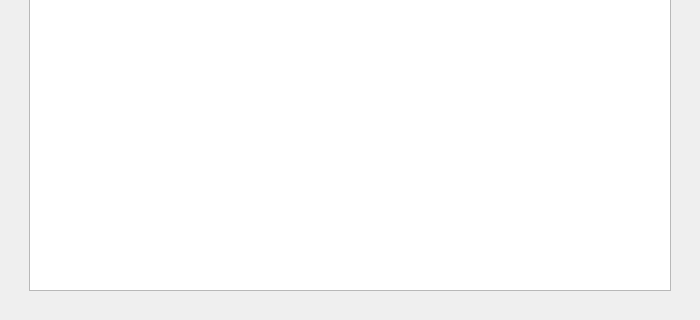
This is gui/genesis_page.ui in mariolewis/asdf_factory as Qt 5 draws it before an edit; both pictures show x 0 to 700 and y 180 to 500 of the 700 by 500 pixel window. The edited form follows.
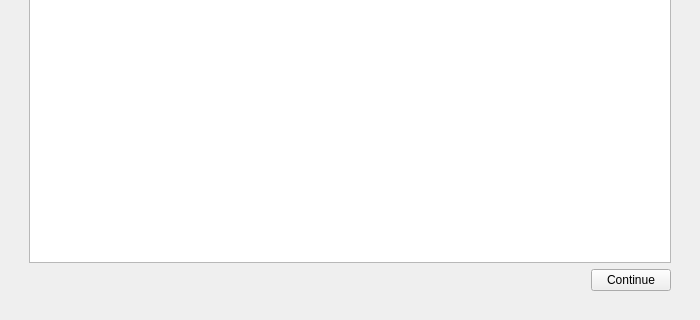
This is the edited form. The open tabs and pages were chosen to show the change.

```diff
--- a/gui/genesis_page.ui
+++ b/gui/genesis_page.ui
@@ -133,7 +133,7 @@
       </layout>
      </widget>
      <widget class="QWidget" name="processingPage">
-      <layout class="QVBoxLayout" name="verticalLayout_3" stretch="0,0,1">
+      <layout class="QVBoxLayout" name="verticalLayout_3" stretch="0,0,1,0">
        <item>
         <widget class="QLabel" name="sprintStatusIndicatorLabel">
          <property name="text">
@@ -172,6 +172,30 @@
          </property>
         </widget>
        </item>
+       <item>
+        <layout class="QHBoxLayout" name="horizontalLayout_2">
+         <item>
+          <spacer name="horizontalSpacer_2">
+           <property name="orientation">
+            <enum>Qt::Horizontal</enum>
+           </property>
+           <property name="sizeHint" stdset="0">
+            <size>
+             <width>40</width>
+             <height>20</height>
+            </size>
+           </property>
+          </spacer>
+         </item>
+         <item>
+          <widget class="QPushButton" name="continueButton">
+           <property name="text">
+            <string>Continue</string>
+           </property>
+          </widget>
+         </item>
+        </layout>
+       </item>
       </layout>
      </widget>
     </widget>
```
